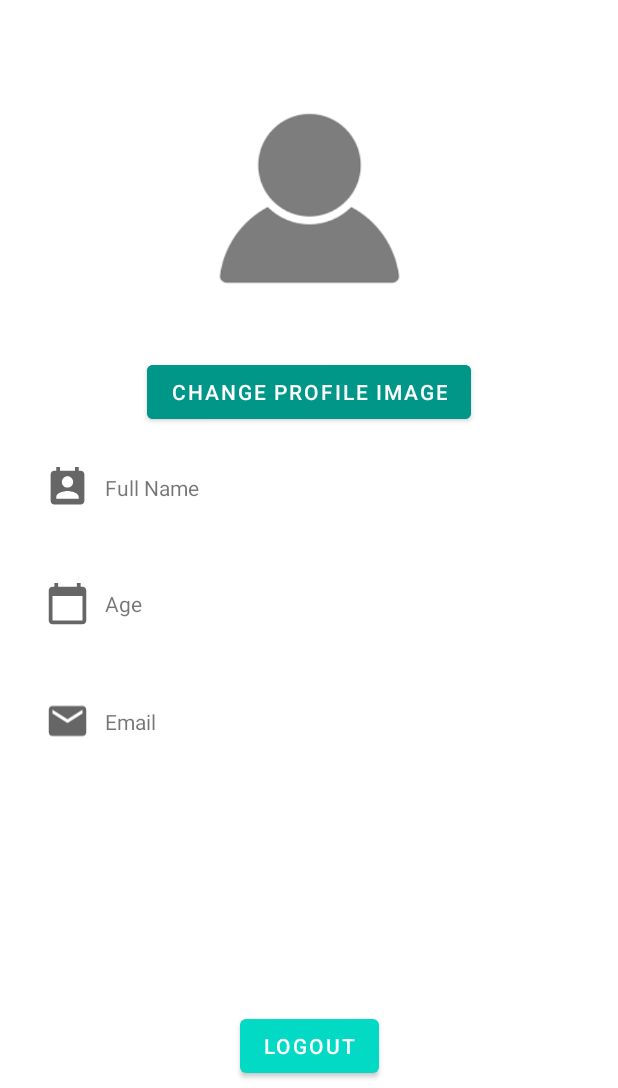
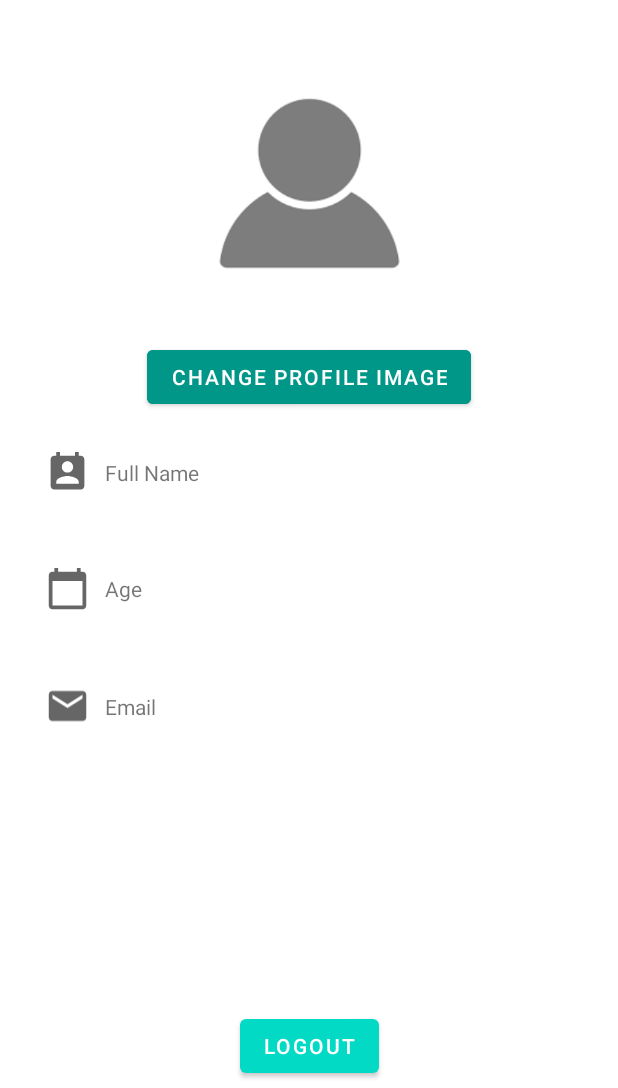
Before and after one commit to luluket/shop, an Android app: the ProfileActivity screen opened directly, with no data from a screen before it, on a phone screen of 412 x 824 dp, the part 148-1236 px from its top. Run offline under Robolectric (Android 15) with nearby library versions, the phone set to English and light mode, and no system bars; our stand-ins replace CircleImageView, Firebase (no records; nobody signed in at launch, a user with empty details on screens opened directly), Picasso.

```diff
--- a/app/src/main/res/layout/activity_profile.xml
+++ b/app/src/main/res/layout/activity_profile.xml
@@ -20,19 +20,18 @@
         app:layout_constraintStart_toStartOf="parent"
         app:layout_constraintTop_toTopOf="parent" />
 
+
     <de.hdodenhof.circleimageview.CircleImageView
-        xmlns:app="http://schemas.android.com/apk/res-auto"
         android:id="@+id/profileImg"
         android:layout_width="167dp"
         android:layout_height="167dp"
-        android:layout_marginTop="50dp"
+        android:layout_marginTop="40dp"
         android:background="@drawable/avatar"
+        app:civ_border_color="#FF000000"
+        app:civ_border_width="2dp"
         app:layout_constraintEnd_toEndOf="parent"
         app:layout_constraintStart_toStartOf="parent"
-        app:layout_constraintTop_toBottomOf="@+id/banner"
-        app:civ_border_width="2dp"
-        app:civ_border_color="#FF000000"/>
-
+        app:layout_constraintTop_toBottomOf="@+id/banner" />
 
     <TextView
         android:id="@+id/fullName"
```
Also changed, not shown: app/src/main/java/com/luka/shop/CartActivity.java (+42 -0 lines), app/src/main/java/com/luka/shop/ProfileActivity.java (+6 -1 lines), app/src/main/res/layout/activity_home.xml (+4 -4 lines), app/src/main/res/layout/product.xml (+6 -4 lines).
